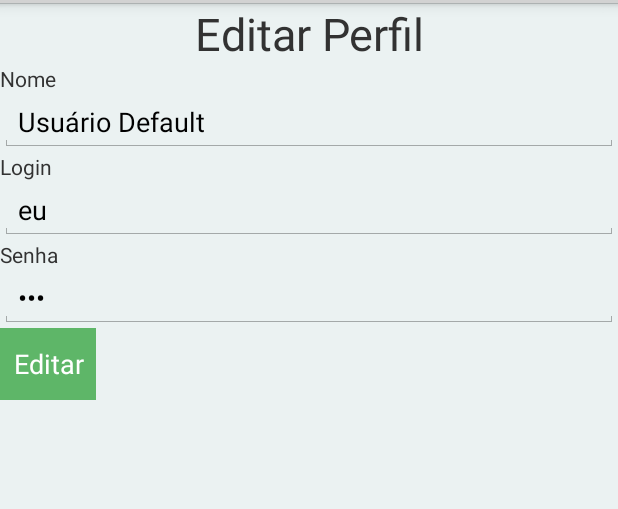
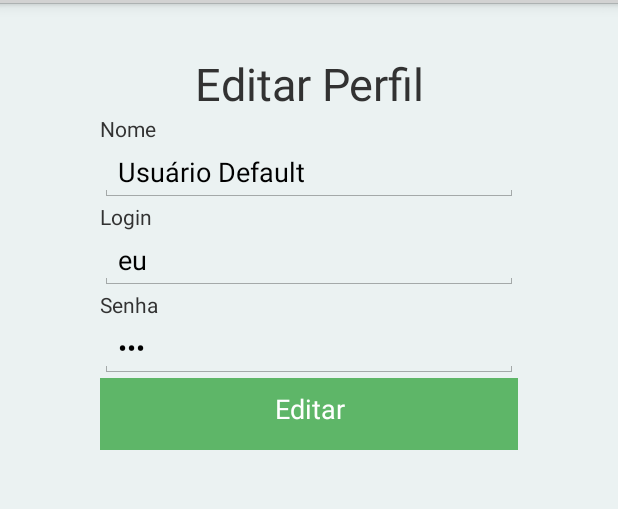
Before and after one commit to antonioads2017/GetNewsCZ, an Android app: the screen it shows after launch (TelaEditarPerfil), in the options menu, after a tap on "Modificar Dados", on a phone screen of 412 x 824 dp, the part 69-578 px from its top. Run offline under Robolectric (Android 15) with nearby library versions, the phone set to English and light mode, and no system bars; our stand-ins replace Picasso; pictures from the network do not load.

Commit message:
Refatorando a tela de editar cadastro

```diff
--- a/getCzNew/app/src/main/java/com/example/getcznews/screens/TelaEditarPerfil.java
+++ b/getCzNew/app/src/main/java/com/example/getcznews/screens/TelaEditarPerfil.java
@@ -17,39 +17,57 @@ import com.example.getcznews.domain.Usuario;
 
 public class TelaEditarPerfil extends  TelaModeloAtivo {
 
+    private TextEdit tvNome;
+    private TextEdit tvLogin;
+    private TextEdit tvSenha;
+
+
     public TelaEditarPerfil() {}
 
     @Override
     protected void onCreate(@Nullable Bundle savedInstanceState) {
         super.onCreate(savedInstanceState);
 
+        getRoot().setPadding(100,50,100,50);
+
         criarTitulo();
 
         //NOME
-        final TextEdit tvNome = new TextEdit(this,getRoot(),"Nome");
+        tvNome = new TextEdit(this,getRoot(),"Nome");
         tvNome.getEt().setText(usuarioService.getUsuarioLogado().getNome());
 
         //LOGIN
-        final TextEdit tvLogin = new TextEdit(this,getRoot(),"Login");
+        tvLogin = new TextEdit(this,getRoot(),"Login");
         tvLogin.getEt().setText(usuarioService.getUsuarioLogado().getLogin());
 
         //SENHA
-        final TextEdit tvSenha = new TextEdit(this,getRoot(),"Senha");
+        tvSenha = new TextEdit(this,getRoot(),"Senha");
         tvSenha.getEt().setTransformationMethod(new PasswordTransformationMethod());
         tvSenha.getEt().setText(usuarioService.getUsuarioLogado().getSenha());
 
+        criarBotoes();
+
+
+    }
+
+    private void criarBotoes() {
         //LAYOUT DOS BOTÕES
         LinearLayout llBotoes = new LinearLayout(getRoot().getContext());
+        llBotoes.setOrientation(LinearLayout.VERTICAL);
         llBotoes.setLayoutParams(
                 new LinearLayout.LayoutParams(
-                        LinearLayout.LayoutParams.WRAP_CONTENT,
-                        LinearLayout.LayoutParams.WRAP_CONTENT
+                        LinearLayout.LayoutParams.MATCH_PARENT,
+                        LinearLayout.LayoutParams.MATCH_PARENT
                 )
         );
         getRoot().addView(llBotoes);
+
         //BOTÃO PARA EDITAR O USUÁRIO
         Button btCadastrar = new Button(llBotoes.getContext());
         btCadastrar.setText("Editar");
+        btCadastrar.setBackgroundColor(Color.parseColor("#5eb668"));
+        btCadastrar.setTextColor(Color.WHITE);
+        btCadastrar.setGravity(Gravity.CENTER_HORIZONTAL);
         btCadastrar.setOnClickListener(new View.OnClickListener() {
             @Override
             public void onClick(View view) {
@@ -62,8 +80,6 @@ public class TelaEditarPerfil extends  TelaModeloAtivo {
 
         llBotoes.addView(btCadastrar);
 
-        btCadastrar.setBackgroundColor(Color.parseColor("#5eb668"));
-        btCadastrar.setTextColor(Color.WHITE);
     }
 
     /**************************************
--- a/getCzNew/app/src/main/java/com/example/getcznews/screens/TelaLogin.java
+++ b/getCzNew/app/src/main/java/com/example/getcznews/screens/TelaLogin.java
@@ -76,13 +76,13 @@ public class TelaLogin extends TelaModeloInativo {
 
         //LAYOUT DOS BOTÕES
         llBotoes = new LinearLayout(getRoot().getContext());
+        llBotoes.setOrientation(LinearLayout.VERTICAL);
         llBotoes.setLayoutParams(
                 new LinearLayout.LayoutParams(
                         LinearLayout.LayoutParams.MATCH_PARENT,
                         LinearLayout.LayoutParams.MATCH_PARENT
                 )
         );
-        llBotoes.setOrientation(LinearLayout.VERTICAL);
         getRoot().addView(llBotoes);
 
 
@@ -92,7 +92,6 @@ public class TelaLogin extends TelaModeloInativo {
         btLogar.setBackgroundColor(Color.parseColor("#5eb668"));
         btLogar.setTextColor(Color.WHITE);
         btLogar.setGravity(Gravity.CENTER_HORIZONTAL);
-        btLogar.setPadding(10,10,10,10);
         btLogar.setOnClickListener(
                 new View.OnClickListener() {
                     @Override
```
